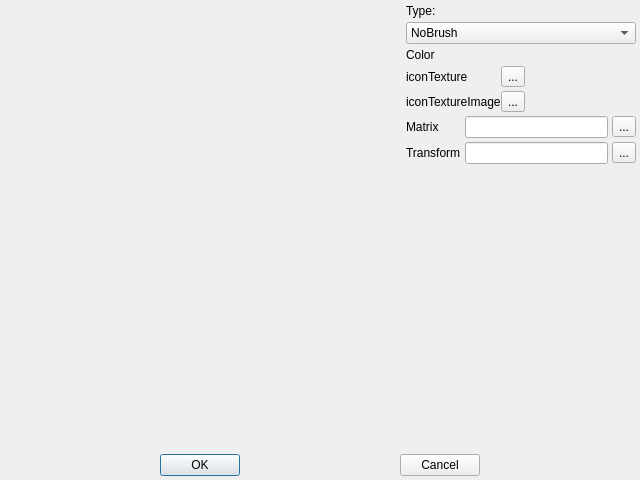
Before: the Qt Designer form src/property/dialogs/brusheditdialog.ui in Gris87/ObjectController, drawn with Qt 5.
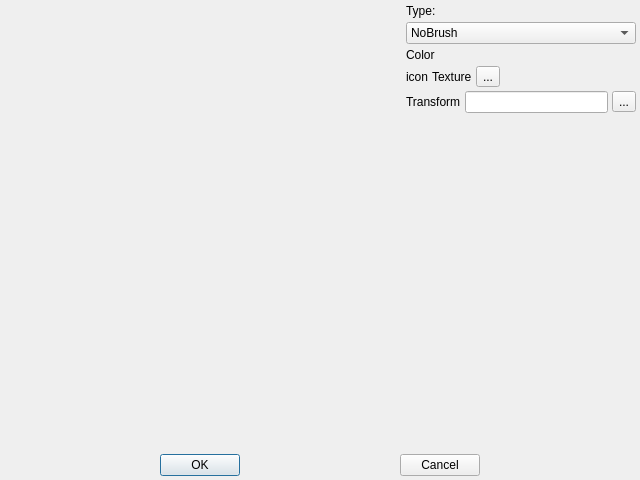
After: the same form once the commit is applied.

Commit message: Allow to select gradients and texture style in brush editor

Diff of the .ui file:
```diff
--- a/src/property/dialogs/brusheditdialog.ui
+++ b/src/property/dialogs/brusheditdialog.ui
@@ -189,17 +189,35 @@
         </item>
         <item>
          <widget class="QWidget" name="textureWidget" native="true">
-          <layout class="QGridLayout" name="gridLayout">
-           <property name="horizontalSpacing">
-            <number>0</number>
-           </property>
-           <property name="verticalSpacing">
+          <layout class="QHBoxLayout" name="horizontalLayout_4">
+           <property name="spacing">
             <number>4</number>
            </property>
            <property name="margin">
             <number>0</number>
            </property>
-           <item row="0" column="3">
+           <item>
+            <widget class="QLabel" name="textureIconLabel">
+             <property name="text">
+              <string>icon</string>
+             </property>
+            </widget>
+           </item>
+           <item>
+            <widget class="QLabel" name="textureLabel">
+             <property name="text">
+              <string>Texture</string>
+             </property>
+            </widget>
+           </item>
+           <item>
+            <widget class="QToolButton" name="textureButton">
+             <property name="text">
+              <string>...</string>
+             </property>
+            </widget>
+           </item>
+           <item>
             <spacer name="horizontalSpacer_4">
              <property name="orientation">
               <enum>Qt::Horizontal</enum>
@@ -212,96 +230,33 @@
              </property>
             </spacer>
            </item>
-           <item row="0" column="2">
-            <widget class="QToolButton" name="textureButton">
-             <property name="text">
-              <string>...</string>
-             </property>
-            </widget>
-           </item>
-           <item row="0" column="0">
-            <widget class="QLabel" name="textureIconLabel">
-             <property name="text">
-              <string>icon</string>
-             </property>
-            </widget>
-           </item>
-           <item row="0" column="1">
-            <widget class="QLabel" name="textureLabel">
-             <property name="text">
-              <string>Texture</string>
-             </property>
-            </widget>
-           </item>
-           <item row="1" column="0">
-            <widget class="QLabel" name="textureImageIconLabel">
-             <property name="text">
-              <string>icon</string>
-             </property>
-            </widget>
-           </item>
-           <item row="1" column="1">
-            <widget class="QLabel" name="textureImageLabel">
-             <property name="text">
-              <string>TextureImage</string>
-             </property>
-            </widget>
-           </item>
-           <item row="1" column="2">
-            <widget class="QToolButton" name="textureImageButton">
-             <property name="text">
-              <string>...</string>
-             </property>
-            </widget>
-           </item>
           </layout>
          </widget>
         </item>
         <item>
-         <widget class="QWidget" name="matrixWidget" native="true">
-          <layout class="QGridLayout" name="gridLayout_2">
-           <property name="margin">
-            <number>0</number>
-           </property>
+         <widget class="QWidget" name="transformWidget" native="true">
+          <layout class="QHBoxLayout" name="horizontalLayout_3">
            <property name="spacing">
             <number>4</number>
            </property>
-           <item row="0" column="0">
-            <widget class="QLabel" name="matrixLabel">
-             <property name="text">
-              <string>Matrix</string>
-             </property>
-            </widget>
-           </item>
-           <item row="0" column="2">
-            <widget class="QToolButton" name="matrixButton">
-             <property name="text">
-              <string>...</string>
-             </property>
-            </widget>
-           </item>
-           <item row="0" column="1">
-            <widget class="QLineEdit" name="matrixEdit">
-             <property name="readOnly">
-              <bool>true</bool>
-             </property>
-            </widget>
-           </item>
-           <item row="1" column="0">
+           <property name="margin">
+            <number>0</number>
+           </property>
+           <item>
             <widget class="QLabel" name="transformLabel">
              <property name="text">
               <string>Transform</string>
              </property>
             </widget>
            </item>
-           <item row="1" column="1">
+           <item>
             <widget class="QLineEdit" name="transformEdit">
              <property name="readOnly">
               <bool>true</bool>
              </property>
             </widget>
            </item>
-           <item row="1" column="2">
+           <item>
             <widget class="QToolButton" name="transformButton">
              <property name="text">
               <string>...</string>
```
The commit also changes 2 other files.
